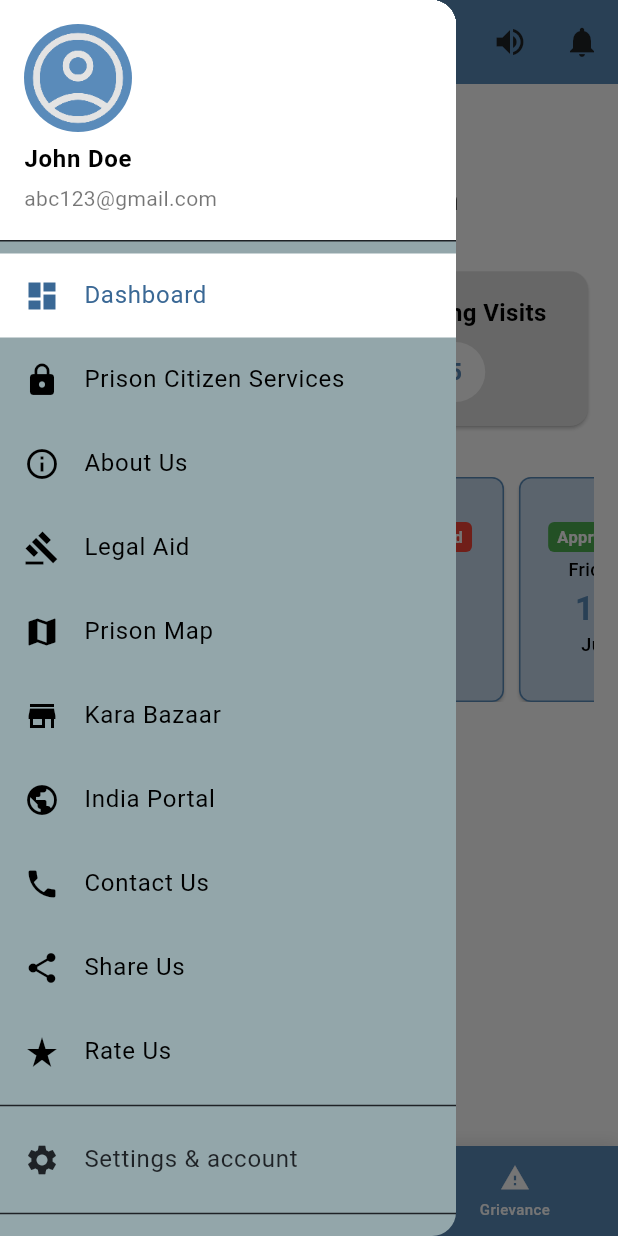
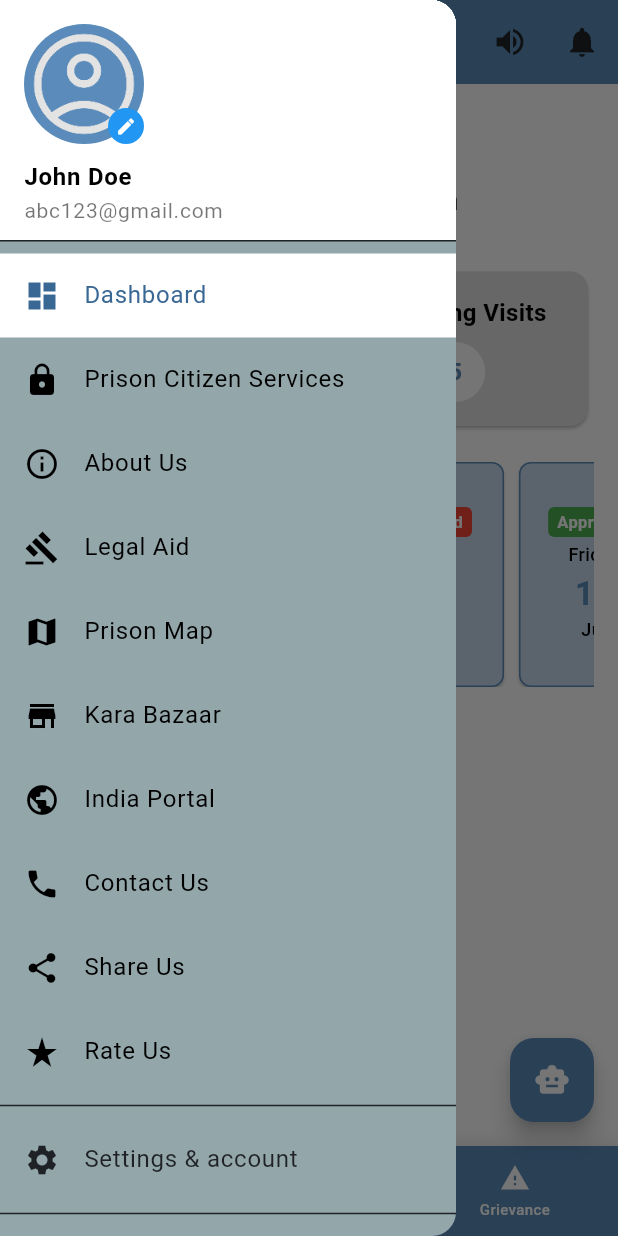
Before and after one commit to Vainyala17/eMulakat, a Flutter app: the HomeScreen screen opened directly, with the side drawer open, on a phone screen of 412 x 824 dp. Run offline on Flutter 3.47's test engine with Material 3 defaults, Android fonts, the phone set to English and light mode, and no system bars; our stand-ins replace flutter_tts, image_picker, speech_to_text, sqflite, video_player, webview_flutter; missing offline and left inert: google_mlkit_face_detection, google_mlkit_text_recognition, syncfusion_flutter_pdfviewer, translator; accounts and stored records are empty.

Commit message:
first commit

```diff
--- a/lib/screens/home/drawer_menu.dart
+++ b/lib/screens/home/drawer_menu.dart
@@ -1,6 +1,7 @@
 import 'package:flutter/material.dart';
 import '../../utils/color_scheme.dart';
 import '../auth/login_screen.dart';
+import 'ProfileScreen.dart';
 
 class DrawerMenu extends StatefulWidget {
   @override
@@ -37,18 +38,54 @@ class _DrawerMenuState extends State<DrawerMenu> {
       child: ListView(
         padding: EdgeInsets.zero,
         children: [
-          UserAccountsDrawerHeader(
+          DrawerHeader(
             decoration: BoxDecoration(color: Colors.white),
-            accountName: Text(
-              'John Doe',
-              style: TextStyle(color: Colors.black, fontWeight: FontWeight.bold),
-            ),
-            accountEmail: Text(
-              'abc123@gmail.com',
-              style: TextStyle(color: Colors.black54),
-            ),
-            currentAccountPicture: CircleAvatar(
-              backgroundImage: AssetImage('assets/images/user.png'),
+            child: Column(
+              crossAxisAlignment: CrossAxisAlignment.start,
+              children: [
+                Stack(
+                  children: [
+                    CircleAvatar(
+                      radius: 40,
+                      backgroundImage: AssetImage('assets/images/user.png'),
+                    ),
+                    Positioned(
+                      bottom: 0,
+                      right: 0,
+                      child: GestureDetector(
+                        onTap: () {
+                          // Navigate to Profile Screen
+                          Navigator.push(
+                            context,
+                            MaterialPageRoute(builder: (context) => ProfileScreen()),
+                          );
+                        },
+                        child: CircleAvatar(
+                          radius: 12,
+                          backgroundColor: Colors.blue,
+                          child: Icon(Icons.edit, size: 14, color: Colors.white),
+                        ),
+                      ),
+                    ),
+                  ],
+                ),
+                SizedBox(height: 10),
+                Text(
+                  'John Doe',
+                  style: TextStyle(
+                    color: Colors.black,
+                    fontWeight: FontWeight.bold,
+                    fontSize: 16,
+                  ),
+                ),
+                Text(
+                  'abc123@gmail.com',
+                  style: TextStyle(
+                    color: Colors.black54,
+                    fontSize: 14,
+                  ),
+                ),
+              ],
             ),
           ),
 
--- a/lib/screens/home/home_screen.dart
+++ b/lib/screens/home/home_screen.dart
@@ -7,6 +7,7 @@ import '../../dashboard/evisitor_pass_screen.dart';
 import '../../dashboard/visit/visit_preview_screen.dart';
 import '../../dashboard/visit/whom_to_meet_screen.dart';
 import '../../dashboard/visit/visit_home.dart';
+import 'chatbot_screen.dart';
 import 'drawer_menu.dart';
 import '../../utils/color_scheme.dart';
 import 'package:translator/translator.dart';
@@ -47,11 +48,8 @@ class _HomeScreenState extends State<HomeScreen> {
     // This will always use auto translation
     final translated2 = await translator.translate('Prison Visitor Management System', to: langCode);
     translatedInstructions = translated2.text;
-
-
     setState(() {});
   }
-
 
   VisitorModel? selectedVisitor;
 
@@ -818,7 +816,7 @@ class _HomeScreenState extends State<HomeScreen> {
                   }),
                 ],
               ),
-              SizedBox(height: 30),
+              SizedBox(height: 20),
 
               // Dynamic View
               // Replace the Expanded with a fixed-height container:
@@ -829,63 +827,54 @@ class _HomeScreenState extends State<HomeScreen> {
                     : _buildHorizontalVisitCards(showPastVisits ? pastVisits : upcomingVisits),
               ),
 
-              SizedBox(height: 20),
+              SizedBox(height: 10),
               // E-Pass Button
               Padding(
-                padding: EdgeInsets.symmetric(vertical: 12.0), // Adds space top and bottom
+                padding: EdgeInsets.symmetric(vertical: 12.0),
                 child: Center(
                   child: SizedBox(
-                    width: 160, // Controls button width
+                    width: 160,
                     child: ElevatedButton(
-                      onPressed: selectedVisitor != null ? () {
+                      onPressed: () {
+                        if (selectedVisitor != null) {
                           Navigator.push(
                             context,
                             MaterialPageRoute(
                               builder: (context) => eVisitorPassScreen(visitor: selectedVisitor!),
                             ),
                           );
-                      }: null,
+                        } else {
+                          // Show alert if no visitor is selected
+                          showDialog(
+                            context: context,
+                            builder: (context) => AlertDialog(
+                              title: Text('No Visit Selected'),
+                              content: Text('Please select a visit before proceeding.'),
+                              actions: [
+                                TextButton(
+                                  onPressed: () => Navigator.pop(context),
+                                  child: Text('OK'),
+                                ),
+                              ],
+                            ),
+                          );
+                        }
+                      },
                       style: ElevatedButton.styleFrom(
-                        backgroundColor: selectedVisitor != null ? AppColors.primary : Color(0xFF7AA9D4),
+                        backgroundColor: AppColors.primary,
                         padding: EdgeInsets.symmetric(horizontal: 24, vertical: 20),
                         shape: RoundedRectangleBorder(
                           borderRadius: BorderRadius.circular(8),
                         ),
                       ),
                       child: Text(
-                        selectedVisitor != null ? 'eVisitor Pass' : 'Select Visit First',
+                        'eVisitor Pass',
                         style: TextStyle(
                           fontSize: 15,
-                          color: selectedVisitor != null ? Colors.white : Colors.black,
+                          color: Colors.white,
                         ),
                       ),
                     ),
-                  ),
-                ),
-              ),
-              // ✅ Add selection indicator
-              if (selectedVisitor != null)
-                Padding(
-                  padding: EdgeInsets.symmetric(vertical: 8.0),
-                  child: Container(
-                    padding: EdgeInsets.all(12),
-                    decoration: BoxDecoration(
-                      color: AppColors.primary.withOpacity(0.1),
-                      borderRadius: BorderRadius.circular(8),
-                      border: Border.all(color: AppColors.primary),
-                    ),
-                    child: Row(
-                      children: [
-                        Icon(Icons.check_circle, color: AppColors.primary, size: 20),
-                        SizedBox(width: 8),
-                        Text(
-                          'Selected: ${selectedVisitor!.visitorName} - ${getDayOfWeek(selectedVisitor!.visitDate)}',
-                          style: TextStyle(
-                            color: AppColors.primary,
-                            fontWeight: FontWeight.w600,
-                          ),
-                        ),
-                      ],
                   ),
                 ),
               ),
@@ -894,6 +883,17 @@ class _HomeScreenState extends State<HomeScreen> {
           ),
         ),
       ),
+      floatingActionButton: FloatingActionButton(
+        onPressed: () {
+          Navigator.push(
+            context,
+            MaterialPageRoute(builder: (context) => ChatbotScreen()),
+          );
+        },
+        backgroundColor: Color(0xFF5A8BBA),
+        child: Icon(Icons.smart_toy), // 🤖 chatbot icon
+      ),
+
       bottomNavigationBar: Container(
         decoration: BoxDecoration(
           color: Color(0xFF5A8BBA),
--- a/lib/screens/registration/visitor_register_screen.dart
+++ b/lib/screens/registration/visitor_register_screen.dart
@@ -131,7 +131,7 @@ class _VisitorFormScreenState extends State<VisitorFormScreen> {
     return variance;
   }
 
-  Future<bool> isImageSharpAndFaceVisible(File file, {double threshold = 1000}) async {
+  Future<bool> isImageSharpAndFaceVisible(File file, {double threshold = 200}) async {
     // Decode image
     final bytes = await file.readAsBytes();
     final image = img.decodeImage(bytes);
@@ -180,7 +180,6 @@ class _VisitorFormScreenState extends State<VisitorFormScreen> {
     final bytes = imageFile.lengthSync();
     return bytes <= maxKB * 1024;
   }
-
 
   // Send OTP function
   void _sendOtp() {
```
Also changed, not shown: lib/screens/home/ProfileScreen.dart (added, +71 -0 lines), lib/screens/home/chatbot_screen.dart (added, +19 -0 lines), 5 other files. Lines whose indentation alone changed are shown as unchanged.
